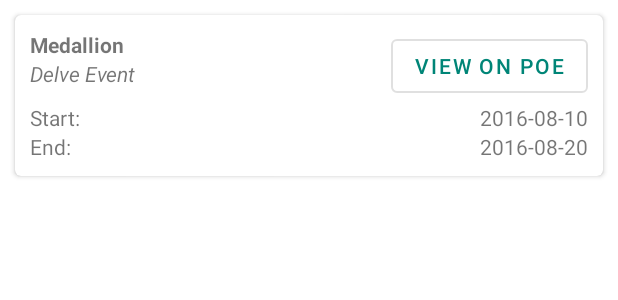
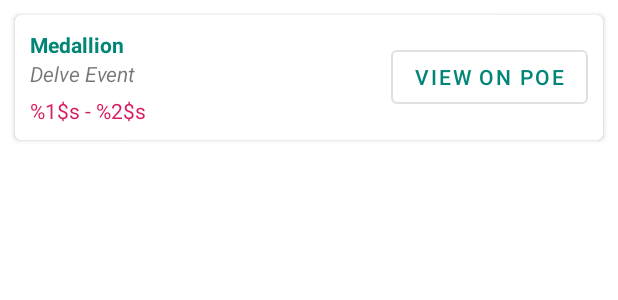
Before and after one commit to CAntol/PathofExileLeagueViewer, an Android app: the layout list_item_league.xml on its own in the app's theme, with its tools: preview values and no code run, on a phone screen of 412 x 824 dp. Shown: the top 300 px of the screen. Run offline under Robolectric (Android 15) with nearby library versions, the phone set to English and light mode, and no system bars.

Commit message:
Add some sexy styling and combine Status and Death view

```diff
--- a/app/src/main/res/layout/list_item_league.xml
+++ b/app/src/main/res/layout/list_item_league.xml
@@ -22,6 +22,7 @@
             android:layout_height="wrap_content"
             android:layout_alignParentStart="true"
             android:layout_alignParentTop="true"
+            android:textColor="@color/colorPrimary"
             android:textStyle="bold"
             tools:text="Medallion" />
 
@@ -37,48 +38,21 @@
             tools:visibility="visible" />
 
         <TextView
-            android:id="@+id/label_date_start"
+            android:id="@+id/label_date"
             android:layout_width="wrap_content"
             android:layout_height="wrap_content"
             android:layout_below="@+id/txt_delve"
-            android:layout_marginTop="10dp"
-            android:text="@string/label_date_start"/>
-
-        <TextView
-            android:id="@+id/label_date_end"
-            android:layout_width="wrap_content"
-            android:layout_height="wrap_content"
-            android:layout_below="@+id/label_date_start"
-            android:text="@string/label_date_end"
-            android:visibility="gone"
-            tools:visibility="visible"/>
-
-        <TextView
-            android:id="@+id/txt_date_start"
-            android:layout_width="wrap_content"
-            android:layout_height="wrap_content"
-            android:layout_below="@+id/txt_delve"
-            android:layout_alignParentEnd="true"
-            android:layout_marginTop="10dp"
-            tools:text="2016-08-10" />
-
-        <TextView
-            android:id="@+id/txt_date_end"
-            android:layout_width="wrap_content"
-            android:layout_height="wrap_content"
-            android:layout_below="@+id/txt_date_start"
-            android:layout_alignParentEnd="true"
-            android:visibility="gone"
-            tools:visibility="visible"
-            tools:text="2016-08-20" />
+            android:layout_marginTop="5dp"
+            android:textColor="@color/colorAccent"
+            android:text="@string/title_date_start_end"/>
 
         <com.google.android.material.button.MaterialButton
             android:id="@+id/txt_forum_link"
             style="@style/Widget.MaterialComponents.Button.OutlinedButton"
             android:layout_width="wrap_content"
             android:layout_height="wrap_content"
-            android:layout_alignParentTop="true"
             android:layout_alignParentEnd="true"
+            android:layout_centerVertical="true"
             android:text="@string/txt_view_on_poe"
             android:visibility="gone"
             tools:visibility="visible" />
--- a/app/src/main/res/values/strings.xml
+++ b/app/src/main/res/values/strings.xml
@@ -6,9 +6,8 @@
     <string name="title_event">Event</string>
     <string name="title_season">Season</string>
     <string name="txt_delve">Delve Event</string>
+    <string name="title_date_start_end">%1$s - %2$s</string>
     <string name="label_rank">Rank:</string>
-    <string name="label_date_start">Start:</string>
-    <string name="label_date_end">End:</string>
     <string name="label_char_name">Character Name:</string>
     <string name="label_char_class">Character Class:</string>
     <string name="label_char_level">Character Level:</string>
```
Also changed, not shown: app/src/main/java/com/poe/leagueviewer/adapter/LadderListAdapter.kt (+6 -6 lines), app/src/main/java/com/poe/leagueviewer/adapter/LeagueListAdapter.kt (+13 -11 lines), app/src/main/res/layout/list_item_ladder.xml (+29 -27 lines).
